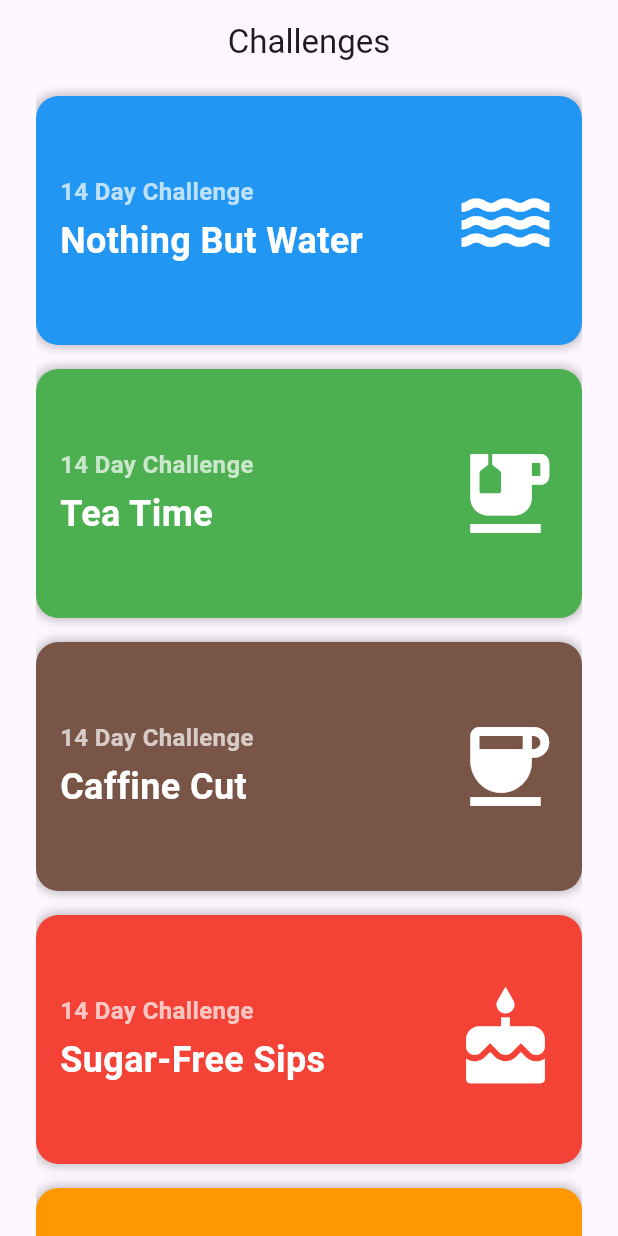
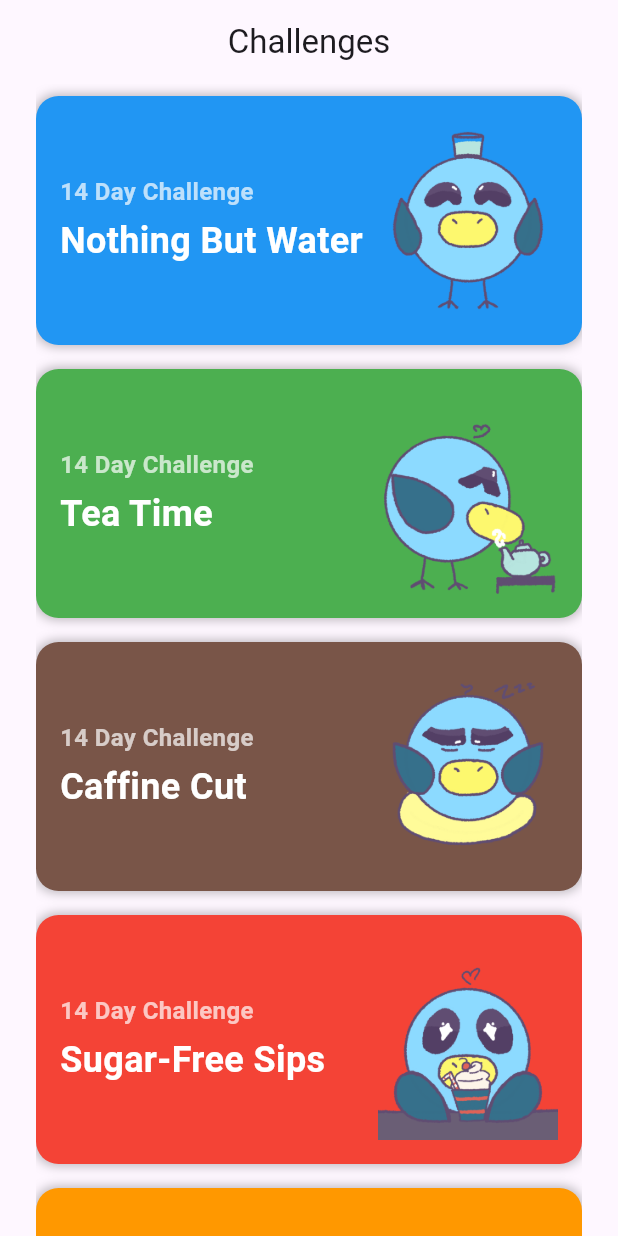
Before and after one commit to Crescendoe/Waddle, a Flutter app: the ChallengesScreen screen opened directly, on a phone screen of 412 x 824 dp. Run offline on Flutter 3.47's test engine with Material 3 defaults, Android fonts, the light colour scheme and no system bars; our stand-ins replace cloud_firestore, confetti, firebase_auth, firebase_core, image_picker, shared_preferences and 1 more; accounts and stored records are empty.

Commit message:
added images and updated water tracker model and screens

```diff
--- a/lib/screens/main_screen.dart
+++ b/lib/screens/main_screen.dart
@@ -289,7 +289,7 @@ class _StreakScreenState extends State<StreakScreen> {
             if (now.year > 2024 || (now.year == 2024 && now.month > 1))
               IconButton(
                 icon:
-                    const Icon(Icons.arrow_back_ios, color: Colors.blueAccent),
+                    const Icon(Icons.arrow_back_ios, color: Color(0xFF36708B)),
                 onPressed: () {
                   setState(() {
                     final previousMonth = DateTime(now.year, now.month - 1, 1);
@@ -302,12 +302,12 @@ class _StreakScreenState extends State<StreakScreen> {
               style: const TextStyle(
                   fontSize: 24,
                   fontWeight: FontWeight.bold,
-                  color: Colors.blueAccent),
+                  color: Color(0xFF36708B)),
             ),
             if (now.year < 2099 || (now.year == 2099 && now.month < 12))
               IconButton(
                 icon: const Icon(Icons.arrow_forward_ios,
-                    color: Colors.blueAccent),
+                    color: Color(0xFF36708B)),
                 onPressed: () {
                   setState(() {
                     final nextMonth = DateTime(now.year, now.month + 1, 1);
@@ -447,7 +447,11 @@ class _StreakScreenState extends State<StreakScreen> {
             TextButton(
               onPressed: () {
                 context.read<WaterTracker>().removeLog(log);
-                context.read<WaterTracker>().subtractWater(log.amount);
+                if (log.entryTime.year == DateTime.now().year &&
+                    log.entryTime.month == DateTime.now().month &&
+                    log.entryTime.day == DateTime.now().day) {
+                  context.read<WaterTracker>().subtractWater(log.amount);
+                }
                 Navigator.pop(context);
               },
               child: const Text('Delete'),
@@ -660,10 +664,13 @@ class ChallengesScreen extends StatelessWidget {
                           ),
                         ],
                       ),
-                      Icon(
-                        _getChallengeIcon(index),
-                        size: 70,
-                        color: Colors.white,
+                      Align(
+                        alignment: Alignment.centerRight,
+                        child: Image.asset(
+                          _getChallengeImage(index),
+                          width: 120,
+                          height: 200,
+                        ),
                       ),
                     ],
                   ),
@@ -714,22 +721,22 @@ class ChallengesScreen extends StatelessWidget {
     }
   }
 
-  IconData _getChallengeIcon(int index) {
+  String _getChallengeImage(int index) {
     switch (index) {
       case 0:
-        return Icons.water;
+        return 'lib/assets/images/wade_nothing_but_water.png';
       case 1:
-        return Icons.emoji_food_beverage;
+        return 'lib/assets/images/wade_tea_time.png';
       case 2:
-        return Icons.coffee;
+        return 'lib/assets/images/wade_caffeine_cut.png';
       case 3:
-        return Icons.cake;
+        return 'lib/assets/images/wade_sugar_free_sips.png';
       case 4:
-        return Icons.local_drink;
+        return 'lib/assets/images/wade_dairy_free_refresh.png';
       case 5:
-        return Icons.local_hospital;
+        return 'lib/assets/images/wade_vitamin_vitality.png';
       default:
-        return Icons.local_drink;
+        return 'lib/assets/images/wade_default.png';
     }
   }
 }
@@ -904,7 +911,9 @@ class _HomeScreenState extends State<HomeScreen>
                           style: TextStyle(
                             fontSize: 48,
                             fontWeight: FontWeight.bold,
-                            color: showCups ? Colors.green : Colors.blue[700],
+                            color: showCups
+                                ? Colors.green
+                                : const Color(0xFF36708B),
                           ),
                         ),
                       );
@@ -965,7 +974,7 @@ class _HomeScreenState extends State<HomeScreen>
           drinkWaterRatio: drinkWaterRatio,
           onConfirm: (double waterIntake) {
             _incrementWaterConsumed(waterIntake);
-            logDrink(context, drinkName, waterIntake, drinkWaterRatio);
+            logDrink(context, drinkName, waterIntake, drinkWaterRatio * 100);
             Navigator.pop(context);
           },
         );
@@ -1676,7 +1685,7 @@ class DuckScreen extends StatelessWidget {
               },
               child: Container(
                 decoration: BoxDecoration(
-                  color: Colors.blueAccent,
+                  color: Color(0xFF4A90A4),
                   borderRadius: BorderRadius.circular(15),
                   boxShadow: [
                     BoxShadow(
```
Also changed, not shown: lib/models/water_tracker.dart (+111 -13 lines), lib/screens/questions_screen.dart (+47 -6 lines), lib/screens/registration_screen.dart (+33 -9 lines), pubspec.yaml (+11 -1 lines), lib/assets/images/wade_caffeine_cut.png (added), lib/assets/images/wade_dairy_free_refresh.png (added), lib/assets/images/wade_floating.png (added), lib/assets/images/wade_flying.png (added), lib/assets/images/wade_nothing_but_water.png (added), lib/assets/images/wade_running.png (added), lib/assets/images/wade_sitting_looking_up.png (added), lib/assets/images/wade_sugar_free_sips.png (added), lib/assets/images/wade_tea_time.png (added), lib/assets/images/wade_vitamin_vitality.png (added).
